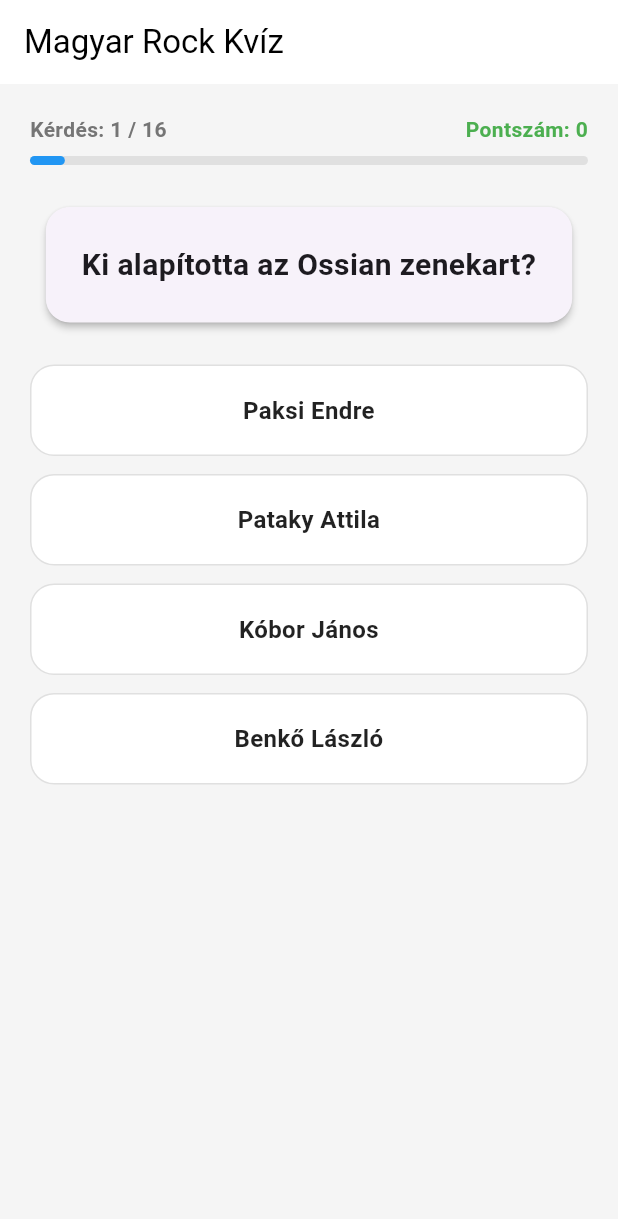
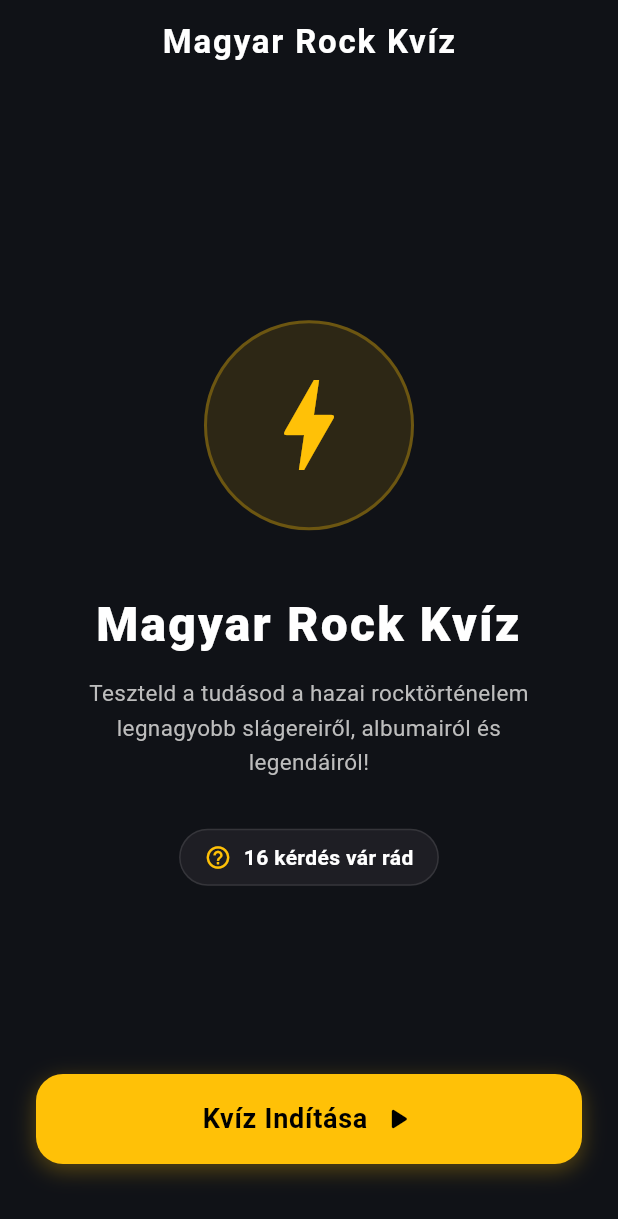
Before and after one commit to dajkagabi/quiz, a Flutter app: the screen it shows after launch, on a phone screen of 412 x 824 dp. Shown: the top 1219 px of the screen. Run offline on Flutter 3.47's test engine with Material 3 defaults, Android fonts, the phone set to English and light mode, and no system bars; our stand-ins replace bloc, flutter_bloc; generated files the repository leaves out were written again.

Commit message:
Első UI koncepció

```diff
--- a/lib/quiz/cubit/quiz_cubit.dart
+++ b/lib/quiz/cubit/quiz_cubit.dart
@@ -12,8 +12,6 @@ class QuizCubit extends Cubit<QuizState> {
 
   Future<void> loadQuiz() async {
     final rawQuestions = await _repository.loadQuestions();
-
-    // Készítünk egy módosítható másolatot a listából és megkeverjük a sorrendet
     final shuffledQuestions = List.of(rawQuestions)..shuffle();
 
     emit(
@@ -22,6 +20,11 @@ class QuizCubit extends Cubit<QuizState> {
         isLoading: false,
       ),
     );
+  }
+
+  // Kezdőképernyő,
+  void startQuiz() {
+    emit(state.copyWith(isWelcomePage: false));
   }
 
   void answer(bool isCorrect, int selectedOptionIndex) {
@@ -35,21 +38,20 @@ class QuizCubit extends Cubit<QuizState> {
     );
   }
 
-  /// Vár egy rövid időt, majd megmutatja, hogy a válasz helyes volt-e.
-  /// Ez létrehoz egy kis "feszültséget" - késleltetés-  a felhasználói élményhez.
+  // Vár egy rövid időt, majd megmutatja, hogy a válasz helyes volt-e.
+  // Ez létrehoz egy késleltetés  a felhasználói élményhez.
   Future<void> revealAnswerWithDelay(
     bool isCorrect,
     int selectedOptionIndex, {
     int revealMilliseconds = 500,
   }) async {
     await Future<void>.delayed(Duration(milliseconds: revealMilliseconds));
-
     answer(isCorrect, selectedOptionIndex);
   }
 
+  // Vár egy rövid időt, majd megmutatja a következő kérdést, vagy ha már nincs több kérdés, akkor véget ér a játék.
   Future<void> goNextAfterDelay() async {
     await Future<void>.delayed(const Duration(seconds: 1));
-
     final nextIndex = state.currentQuestionIndex + 1;
 
     if (nextIndex >= state.questions.length) {
@@ -68,9 +70,8 @@ class QuizCubit extends Cubit<QuizState> {
   }
 
   void restart() {
-    // Az initial állapotba állás mellett jelezzük, hogy töltünk,
-    // így a UI-on tisztán látszik az átmenet, miközben az újrakevert kérdések betöltődnek.
-    emit(QuizState.initial().copyWith(isLoading: true));
+    // Újraindításkor visszajövünk a kezdőlapra, hogy újra lehessen indítani
+    emit(QuizState.initial().copyWith(isLoading: true, isWelcomePage: true));
     loadQuiz();
   }
 }
--- a/lib/quiz/cubit/quiz_state.dart
+++ b/lib/quiz/cubit/quiz_state.dart
@@ -10,10 +10,10 @@ class QuizState {
   final int score;
   final bool isLoading;
   final bool isFinished;
-
   final bool isAnswered;
   final bool? wasCorrect;
   final int? selectedOptionIndex;
+  final bool isWelcomePage;
 
   const QuizState({
     required this.questions,
@@ -24,6 +24,7 @@ class QuizState {
     required this.isAnswered,
     required this.wasCorrect,
     required this.selectedOptionIndex,
+    required this.isWelcomePage,
   });
 
   factory QuizState.initial() {
@@ -36,6 +37,7 @@ class QuizState {
       isAnswered: false,
       wasCorrect: null,
       selectedOptionIndex: null,
+      isWelcomePage: true,
     );
   }
 
@@ -48,9 +50,8 @@ class QuizState {
     bool? isAnswered,
     bool? wasCorrect,
     int? selectedOptionIndex,
+    bool? isWelcomePage,
   }) {
-    // Ez a copyWith metódus lehetővé teszi az állapot részleges frissítését anélkül,
-    // hogy minden mezőt meg kellene adni.
     return QuizState(
       questions: questions ?? this.questions,
       currentQuestionIndex: currentQuestionIndex ?? this.currentQuestionIndex,
@@ -60,6 +61,7 @@ class QuizState {
       isAnswered: isAnswered ?? this.isAnswered,
       wasCorrect: wasCorrect ?? this.wasCorrect,
       selectedOptionIndex: selectedOptionIndex ?? this.selectedOptionIndex,
+      isWelcomePage: isWelcomePage ?? this.isWelcomePage,
     );
   }
 }
--- a/lib/quiz/view/quiz_page.dart
+++ b/lib/quiz/view/quiz_page.dart
@@ -11,7 +11,6 @@ import 'package:quiz/quiz/repository/quiz_repository.dart';
 // és a QuizRepository-t a kérdések betöltésére.
 // A kérdések megjelenítése és a válaszok értékelése is itt történik.
 // Amikor a kvíz véget ér, egy eredmény nézet jelenik meg a pontszámmal és egy újraindítás gombbal.
-
 class QuizPage extends StatelessWidget {
   const QuizPage({super.key});
 
@@ -27,20 +26,37 @@ class QuizPage extends StatelessWidget {
 class _QuizView extends StatelessWidget {
   const _QuizView();
 
+  /// Színpaletta a kvízhez: sötét háttér, kontrasztos kártyák és élénk színek
+  /// Visszatalálni ide változtatáshoz.
+  static const Color _bgColor = Color(0xFF101217);
+  static const Color _cardColor = Color(0xFF1F2332);
+  static const Color _accentColor = Color(0xFFFFC107);
+  static const Color _contentText = Colors.white;
+
   @override
   Widget build(BuildContext context) {
     return Scaffold(
-      backgroundColor: Colors.grey.shade100,
+      backgroundColor: _bgColor,
       appBar: AppBar(
-        title: const Text('Magyar Rock Kvíz'),
+        title: const Text(
+          'Magyar Rock Kvíz',
+          style: TextStyle(fontWeight: FontWeight.bold, letterSpacing: 1.2),
+        ),
         elevation: 0,
-        backgroundColor: Colors.white,
-        foregroundColor: Colors.black,
+        backgroundColor: Colors.transparent,
+        foregroundColor: Colors.white,
+        centerTitle: true,
       ),
       body: BlocBuilder<QuizCubit, QuizState>(
         builder: (context, state) {
           if (state.isLoading) {
-            return const Center(child: CircularProgressIndicator());
+            return const Center(
+              child: CircularProgressIndicator(color: _accentColor),
+            );
+          }
+
+          if (state.isWelcomePage) {
+            return _buildWelcomeScreen(context, state.questions.length);
           }
 
           if (state.isFinished) {
@@ -63,7 +79,7 @@ class _QuizView extends StatelessWidget {
                       style: TextStyle(
                         fontSize: 14,
                         fontWeight: FontWeight.w600,
-                        color: Colors.grey.shade600,
+                        color: Colors.grey.shade400,
                       ),
                     ),
                     Text(
@@ -71,17 +87,17 @@ class _QuizView extends StatelessWidget {
                       style: const TextStyle(
                         fontSize: 14,
                         fontWeight: FontWeight.bold,
-                        color: Colors.green,
+                        color: _accentColor,
                       ),
                     ),
                   ],
                 ),
-                const SizedBox(height: 8),
+                const SizedBox(height: 12),
                 LinearProgressIndicator(
                   value:
                       (state.currentQuestionIndex + 1) / state.questions.length,
-                  backgroundColor: Colors.grey.shade300,
-                  valueColor: const AlwaysStoppedAnimation<Color>(Colors.blue),
+                  backgroundColor: const Color(0xFF171A24),
+                  valueColor: const AlwaysStoppedAnimation<Color>(_accentColor),
                   minHeight: 6,
                   borderRadius: BorderRadius.circular(3),
                 ),
@@ -92,9 +108,10 @@ class _QuizView extends StatelessWidget {
                   duration: const Duration(milliseconds: 300),
                   child: Card(
                     key: ValueKey<String>(question.id),
-                    elevation: 2,
+                    color: _cardColor,
+                    elevation: 4,
                     shape: RoundedRectangleBorder(
-                      borderRadius: BorderRadius.circular(16),
+                      borderRadius: BorderRadius.circular(20),
                     ),
                     child: Padding(
                       padding: const EdgeInsets.all(24.0),
@@ -103,6 +120,7 @@ class _QuizView extends StatelessWidget {
                         style: const TextStyle(
                           fontSize: 20,
                           fontWeight: FontWeight.bold,
+                          color: Colors.white,
                         ),
                         textAlign: TextAlign.center,
                       ),
@@ -117,37 +135,40 @@ class _QuizView extends StatelessWidget {
                   (optionIndex) {
                     final option = question.options[optionIndex];
 
-                    Color buttonColor = Colors.white;
-                    Color textColor = Colors.black87;
+                    Color buttonColor = _cardColor;
+                    Color textColor = _contentText;
+                    Color borderColor = const Color(0xFF2A2F41);
 
                     if (state.isAnswered) {
                       if (optionIndex == question.correctIndex) {
-                        buttonColor = Colors.green.shade100;
-                        textColor = Colors.green.shade900;
+                        buttonColor = Colors.green.shade900.withOpacity(0.4);
+                        textColor = Colors.green.shade200;
+                        borderColor = Colors.green;
                       } else if (optionIndex == state.selectedOptionIndex) {
-                        buttonColor = Colors.red.shade100;
-                        textColor = Colors.red.shade900;
+                        buttonColor = Colors.red.shade900.withOpacity(0.4);
+                        textColor = Colors.red.shade200;
+                        borderColor = Colors.red;
                       }
                     }
 
                     return Padding(
-                      padding: const EdgeInsets.only(bottom: 12.0),
+                      padding: const EdgeInsets.only(bottom: 14.0),
                       child: AnimatedContainer(
                         duration: const Duration(milliseconds: 200),
                         decoration: BoxDecoration(
                           color: buttonColor,
                           borderRadius: BorderRadius.circular(16),
                           border: Border.all(
-                            color:
-                                state.isAnswered &&
-                                    optionIndex == question.correctIndex
-                                ? Colors.green
-                                : state.isAnswered &&
-                                      optionIndex == state.selectedOptionIndex
-                                ? Colors.red
-                                : Colors.grey.shade300,
+                            color: borderColor,
                             width: state.isAnswered ? 2 : 1,
                           ),
+                          boxShadow: [
+                            BoxShadow(
+                              color: Colors.black.withOpacity(0.2),
+                              blurRadius: 4,
+                              offset: const Offset(0, 2),
+                            ),
+                          ],
                         ),
                         child: InkWell(
                           borderRadius: BorderRadius.circular(16),
@@ -171,7 +192,9 @@ class _QuizView extends StatelessWidget {
                               style: TextStyle(
                                 fontSize: 16,
                                 fontWeight: FontWeight.w600,
-                                color: textColor,
+                                color: state.isAnswered
+                                    ? textColor
+                                    : _contentText,
                               ),
                               textAlign: TextAlign.center,
                             ),
@@ -182,16 +205,17 @@ class _QuizView extends StatelessWidget {
                   },
                 ),
 
-                //  Edukatív Forrás Kártya (Csak válaszadás után jelenik meg)
-                // JSON fájból adja vissza
+                // Edukatív Forrás Kártya
                 if (state.isAnswered && question.sources != null) ...[
                   const SizedBox(height: 16),
                   Card(
-                    color: Colors.blue.shade50,
+                    color: _accentColor.withOpacity(0.16),
                     elevation: 0,
                     shape: RoundedRectangleBorder(
-                      borderRadius: BorderRadius.circular(12),
-                      side: BorderSide(color: Colors.blue.shade200),
+                      borderRadius: BorderRadius.circular(16),
+                      side: BorderSide(
+                        color: _accentColor.withOpacity(0.35),
+                      ),
                     ),
                     child: Padding(
                       padding: const EdgeInsets.all(16.0),
@@ -202,7 +226,7 @@ class _QuizView extends StatelessWidget {
                             children: [
                               Icon(
                                 Icons.library_music,
-                                color: Colors.blue.shade800,
+                                color: _accentColor.withOpacity(0.95),
                                 size: 20,
                               ),
                               const SizedBox(width: 8),
@@ -211,15 +235,12 @@ class _QuizView extends StatelessWidget {
                                 style: TextStyle(
                                   fontSize: 15,
                                   fontWeight: FontWeight.bold,
-                                  color: Colors.blue.shade900,
+                                  color: _accentColor.withOpacity(0.95),
                                 ),
                               ),
                             ],
                           ),
-                          const Divider(
-                            color: Color(0xFFBBDEFB),
-                          ), // Finom elválasztó vonal
-                          // Hungaroton információk
+                          const Divider(color: Colors.white24),
                           if (question.sources?.hungaroton != null) ...[
                             Text(
                               question.sources!.hungaroton!.catalogType ==
@@ -229,23 +250,29 @@ class _QuizView extends StatelessWidget {
                               style: const TextStyle(
                                 fontSize: 14,
                                 fontWeight: FontWeight.w500,
+                                color: Colors.white,
                               ),
                             ),
+                            const SizedBox(height: 4),
                             if (question.sources!.hungaroton!.catalogType !=
                                 'recording_context')
                               Text(
                                 '• Kiadó: Hungaroton ${question.sources!.hungaroton!.label} (${question.sources!.hungaroton!.year})',
-                                style: const TextStyle(fontSize: 14),
+                                style: TextStyle(
+                                  fontSize: 14,
+                                  color: Colors.grey.shade400,
+                                ),
                               ),
                             if (question.sources!.hungaroton!.catalogType ==
                                 'recording_context')
                               Text(
                                 '• Megjelent: A "${question.sources!.hungaroton!.title}" című lemezen (${question.sources!.hungaroton!.year})',
-                                style: const TextStyle(fontSize: 14),
+                                style: TextStyle(
+                                  fontSize: 14,
+                                  color: Colors.grey.shade400,
+                                ),
                               ),
                           ],
-
-                          // Artisjus / ISWC kód információk
                           if (question.sources?.artisjus != null) ...[
                             const SizedBox(height: 6),
                             Text(
@@ -253,13 +280,15 @@ class _QuizView extends StatelessWidget {
                               style: const TextStyle(
                                 fontSize: 14,
                                 fontWeight: FontWeight.w500,
+                                color: Colors.white,
                               ),
                             ),
+                            const SizedBox(height: 2),
                             Text(
                               '• Hivatalos ISWC kód: ${question.sources!.artisjus!.iswc}',
                               style: TextStyle(
                                 fontSize: 12,
-                                color: Colors.grey.shade700,
+                                color: Colors.grey.shade500,
                                 fontStyle: FontStyle.italic,
                               ),
                             ),
@@ -270,22 +299,26 @@ class _QuizView extends StatelessWidget {
                   ),
                 ],
 
-                // Következő kérdés gomb (Csak válaszadás után)
+                // Manuális "Következő kérdés" gomb
                 if (state.isAnswered) ...[
                   const SizedBox(height: 24),
                   ElevatedButton.icon(
                     style: ElevatedButton.styleFrom(
-                      backgroundColor: Colors.blue,
-                      foregroundColor: Colors.white,
+                      backgroundColor: _accentColor,
+                      foregroundColor: Colors.black,
                       padding: const EdgeInsets.symmetric(vertical: 16),
                       shape: RoundedRectangleBorder(
                         borderRadius: BorderRadius.circular(16),
                       ),
+                      elevation: 4,
                     ),
                     onPressed: () {
                       context.read<QuizCubit>().goNextAfterDelay();
                     },
-                    icon: const Icon(Icons.arrow_forward),
+                    icon: const Icon(
+                      Icons.arrow_forward,
+                      // fontWeight not valid for Icon; using default.
+                    ),
                     label: Text(
                       state.currentQuestionIndex + 1 >= state.questions.length
                           ? 'Eredmények megtekintése'
@@ -304,4 +337,137 @@ class _QuizView extends StatelessWidget {
       ),
     );
   }
+
+  // 🔥 KIMAGASLÓAN SZEBB ÉS MODERNEBB KEZDŐLAP (WELCOME SCREEN)
+  Widget _buildWelcomeScreen(BuildContext context, int questionCount) {
+    return Container(
+      width: double.infinity,
+      padding: const EdgeInsets.symmetric(horizontal: 24.0, vertical: 32.0),
+      child: Column(
+        mainAxisAlignment: MainAxisAlignment.center,
+        crossAxisAlignment: CrossAxisAlignment.center,
+        children: [
+          const Spacer(),
+          // Nagyméretű dizájnos Rock ikon kör alakú háttérrel és parázs/arany effektussal
+          Container(
+            padding: const EdgeInsets.all(28),
+            decoration: BoxDecoration(
+              color: _accentColor.withOpacity(0.12),
+              shape: BoxShape.circle,
+              border: Border.all(
+                color: _accentColor.withOpacity(0.3),
+                width: 2,
+              ),
+            ),
+            child: const Icon(
+              Icons.bolt, // Villám / Rock ikon
+              size: 80,
+              color: _accentColor,
+            ),
+          ),
+          const SizedBox(height: 40),
+
+          // Főcím stílusos betűközzel és vastagsággal
+          const Text(
+            'Magyar Rock Kvíz',
+            style: TextStyle(
+              fontSize: 32,
+              fontWeight: FontWeight.w900,
+              color: Colors.white,
+              letterSpacing: 1.5,
+            ),
+            textAlign: TextAlign.center,
+          ),
+          const SizedBox(height: 12),
+
+          // Alcím / Leírás
+          Padding(
+            padding: const EdgeInsets.symmetric(horizontal: 16.0),
+            child: Text(
+              'Teszteld a tudásod a hazai rocktörténelem legnagyobb slágereiről, albumairól és legendáiról!',
+              textAlign: TextAlign.center,
+              style: TextStyle(
+                fontSize: 15,
+                color: Colors.grey.shade400,
+                height: 1.5,
+              ),
+            ),
+          ),
+          const SizedBox(height: 32),
+
+          // Kis modern "Badge" a kérdések számának kiemelésére
+          Container(
+            padding: const EdgeInsets.symmetric(horizontal: 16, vertical: 8),
+            decoration: BoxDecoration(
+              color: const Color(0xFF1E1E24),
+              borderRadius: BorderRadius.circular(30),
+              border: Border.all(color: Colors.white10),
+            ),
+            child: Row(
+              mainAxisSize: MainAxisSize.min,
+              children: [
+                const Icon(Icons.help_outline, color: _accentColor, size: 18),
+                const SizedBox(width: 8),
+                Text(
+                  '$questionCount kérdés vár rád',
+                  style: const TextStyle(
+                    color: Colors.white,
+                    fontWeight: FontWeight.w600,
+                    fontSize: 14,
+                  ),
+                ),
+              ],
+            ),
+          ),
+
+          const Spacer(),
+
+          // Prémium kinézetű indítógomb
+          Container(
+            width: double.infinity,
+            height: 60,
+            decoration: BoxDecoration(
+              borderRadius: BorderRadius.circular(18),
+              boxShadow: [
+                BoxShadow(
+                  color: _accentColor.withOpacity(0.3),
+                  blurRadius: 12,
+                  offset: const Offset(0, 4),
+                ),
+              ],
+            ),
+            child: ElevatedButton(
+              style: ElevatedButton.styleFrom(
+                backgroundColor: _accentColor,
+                foregroundColor: Colors.black,
+                shape: RoundedRectangleBorder(
+                  borderRadius: BorderRadius.circular(18),
+                ),
+                elevation: 0,
+              ),
+              onPressed: () {
+                context.read<QuizCubit>().startQuiz();
+              },
+              child: const Row(
+                mainAxisAlignment: MainAxisAlignment.center,
+                children: [
+                  Text(
+                    'Kvíz Indítása',
+                    style: TextStyle(
+                      fontSize: 18,
+                      fontWeight: FontWeight.bold,
+                      letterSpacing: 0.5,
+                    ),
+                  ),
+                  SizedBox(width: 8),
+                  Icon(Icons.play_arrow_rounded, size: 24),
+                ],
+              ),
+            ),
+          ),
+          const SizedBox(height: 16),
+        ],
+      ),
+    );
+  }
 }
```
